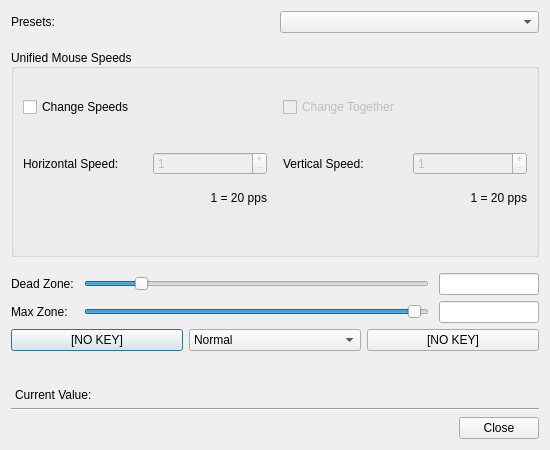
Before: the Qt Designer form src/axiseditdialog.ui in AntiMicroX/antimicrox, drawn with Qt 5.
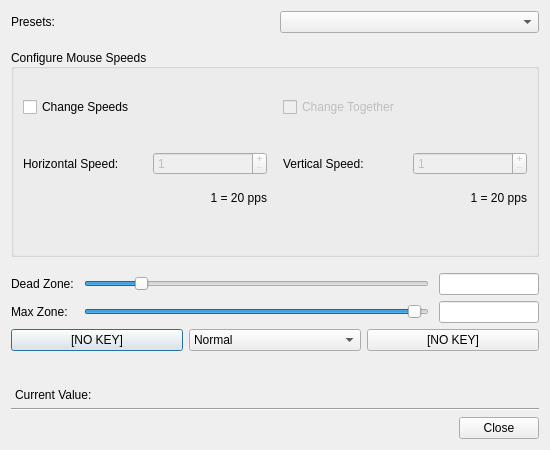
After: the same form once the commit is applied. Custom widgets are drawn as their Qt base class.

```diff
--- a/src/axiseditdialog.ui
+++ b/src/axiseditdialog.ui
@@ -135,7 +135,7 @@
    <item>
     <widget class="QGroupBox" name="groupBox">
      <property name="title">
-      <string>Unified Mouse Speeds</string>
+      <string>Configure Mouse Speeds</string>
      </property>
      <property name="alignment">
       <set>Qt::AlignLeading|Qt::AlignLeft|Qt::AlignVCenter</set>
```
